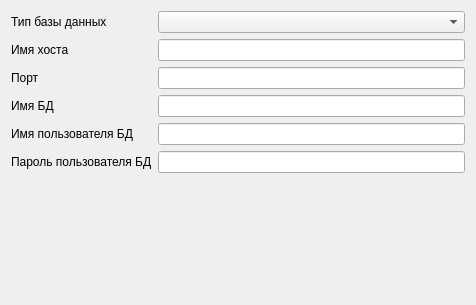
Before: the Qt Designer form msystem/src/loader/databasesettingspage.ui in megakoko/m-system, drawn with Qt 5.
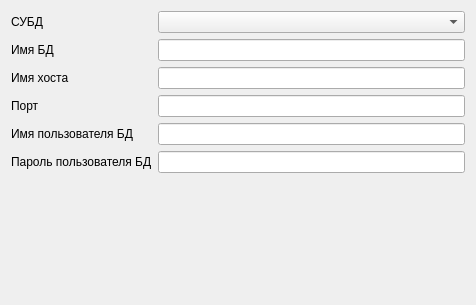
After: the same form once the commit is applied.

Commit message: Диалог настроек теперь не показывает ненужные поля (хост, порт и т.д.) при выборе SQLite.

What changed in the file:
```diff
--- a/msystem/src/loader/databasesettingspage.ui
+++ b/msystem/src/loader/databasesettingspage.ui
@@ -19,67 +19,67 @@
      <property name="fieldGrowthPolicy">
       <enum>QFormLayout::AllNonFixedFieldsGrow</enum>
      </property>
-     <item row="2" column="0">
-      <widget class="QLabel" name="label">
+     <item row="0" column="1">
+      <widget class="QComboBox" name="m_databaseType"/>
+     </item>
+     <item row="0" column="0">
+      <widget class="QLabel" name="m_databaseTypeLabel">
        <property name="text">
-        <string>Имя хоста</string>
+        <string>СУБД</string>
+       </property>
+      </widget>
+     </item>
+     <item row="1" column="1">
+      <widget class="QLineEdit" name="m_databasename"/>
+     </item>
+     <item row="1" column="0">
+      <widget class="QLabel" name="m_databasenameLabel">
+       <property name="text">
+        <string>Имя БД</string>
        </property>
       </widget>
      </item>
      <item row="2" column="1">
       <widget class="QLineEdit" name="m_hostname"/>
      </item>
-     <item row="3" column="0">
-      <widget class="QLabel" name="label_2">
-       <property name="text">
-        <string>Порт</string>
-       </property>
-      </widget>
-     </item>
      <item row="3" column="1">
       <widget class="QLineEdit" name="m_port"/>
      </item>
-     <item row="4" column="0">
-      <widget class="QLabel" name="label_3">
-       <property name="text">
-        <string>Имя БД</string>
-       </property>
-      </widget>
-     </item>
      <item row="4" column="1">
-      <widget class="QLineEdit" name="m_databasename"/>
+      <widget class="QLineEdit" name="m_login"/>
      </item>
-     <item row="5" column="0">
-      <widget class="QLabel" name="label_4">
+     <item row="2" column="0">
+      <widget class="QLabel" name="m_hostnameLabel">
+       <property name="text">
+        <string>Имя хоста</string>
+       </property>
+      </widget>
+     </item>
+     <item row="3" column="0">
+      <widget class="QLabel" name="m_portLabel">
+       <property name="text">
+        <string>Порт</string>
+       </property>
+      </widget>
+     </item>
+     <item row="4" column="0">
+      <widget class="QLabel" name="m_loginLabel">
        <property name="text">
         <string>Имя пользователя БД</string>
        </property>
       </widget>
      </item>
      <item row="5" column="1">
-      <widget class="QLineEdit" name="m_login"/>
-     </item>
-     <item row="6" column="0">
-      <widget class="QLabel" name="label_5">
-       <property name="text">
-        <string>Пароль пользователя БД</string>
-       </property>
-      </widget>
-     </item>
-     <item row="6" column="1">
       <widget class="QLineEdit" name="m_password">
        <property name="echoMode">
         <enum>QLineEdit::Password</enum>
        </property>
       </widget>
      </item>
-     <item row="0" column="1">
-      <widget class="QComboBox" name="m_databaseType"/>
-     </item>
-     <item row="0" column="0">
-      <widget class="QLabel" name="label_6">
+     <item row="5" column="0">
+      <widget class="QLabel" name="m_passwordLabel">
        <property name="text">
-        <string>Тип базы данных</string>
+        <string>Пароль пользователя БД</string>
        </property>
       </widget>
      </item>
```
The commit also changes 3 other files.
